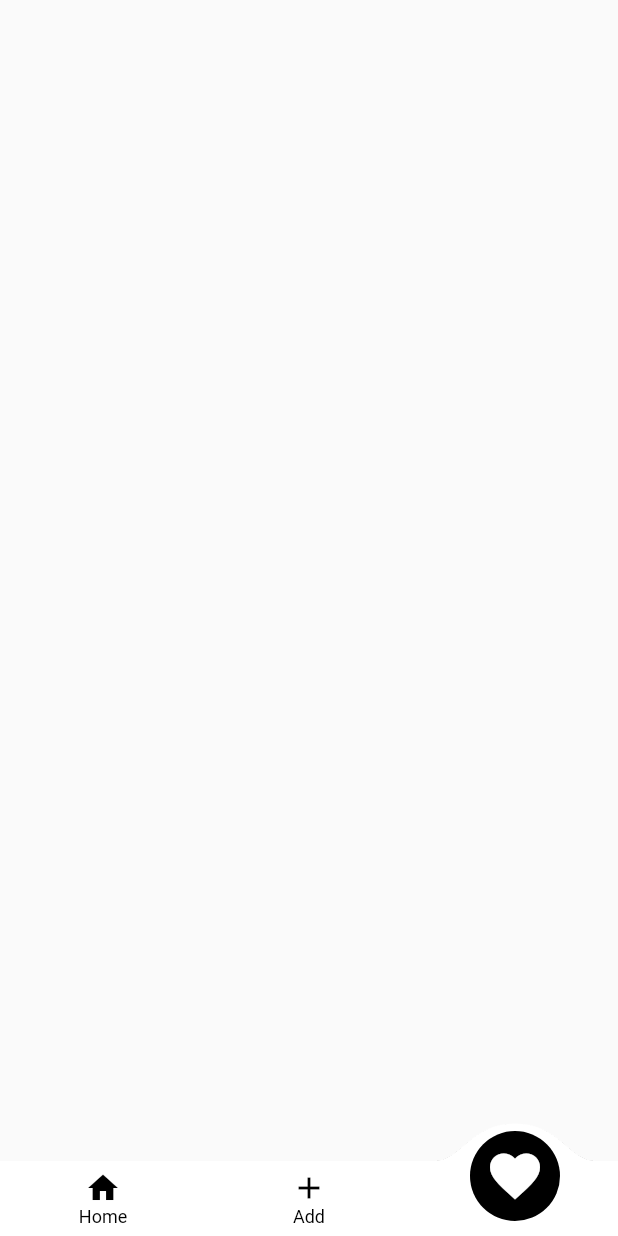
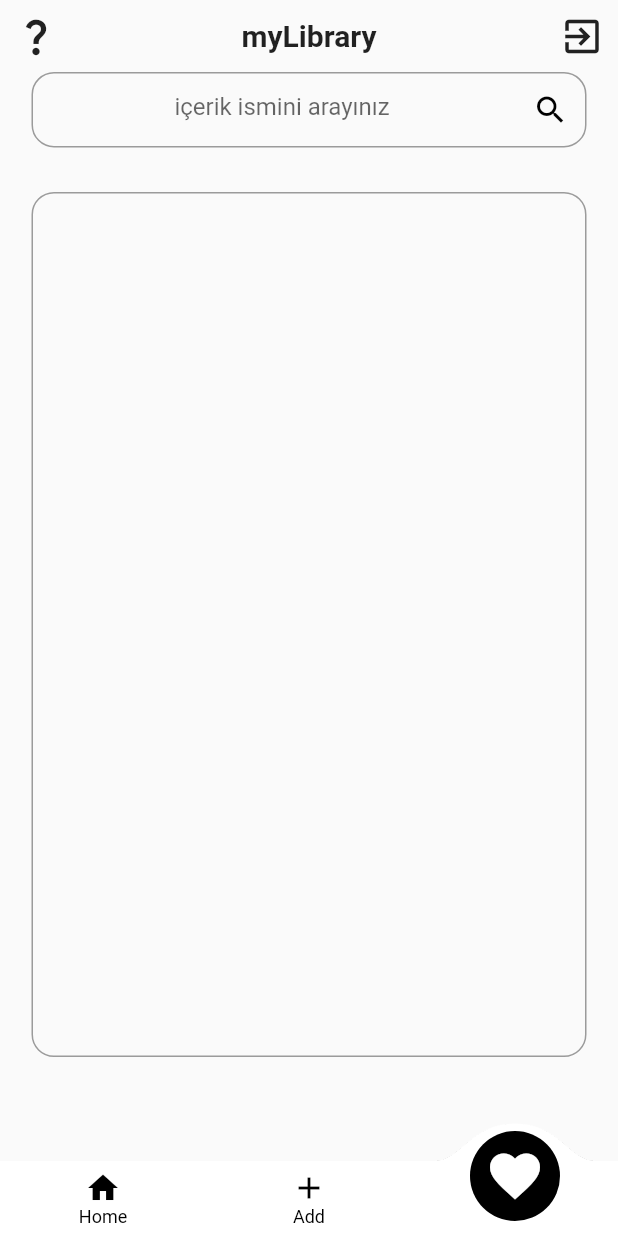
Before and after one commit to asimm9/mylibrary, a Flutter app: the screen it shows after launch, item 3 of the bottom bar chosen, on a phone screen of 412 x 824 dp. Run offline on Flutter 3.47's test engine with Material 2 defaults, Android fonts, the phone set to English and light mode, and no system bars; drawn by our look-alikes of convex_bottom_bar.

Commit message:
arayüz
arayüz kabaca bitti gerekli yenilemeler logic kısmında detaylandırılacak

```diff
--- a/lib/model/card_model.dart
+++ b/lib/model/card_model.dart
@@ -1,6 +1,4 @@
 // ignore_for_file: constant_identifier_names
-
-enum ItemType { SERIES, FILM, BOOK }
 
 class CardModel {
   String itemName;
@@ -9,8 +7,10 @@ class CardModel {
   int itemRate;
   bool isFavorite;
   DateTime createTime;
+  String itemType;
 
   CardModel({
+    required this.itemType,
     required this.itemName,
     required this.createTime,
     required this.isFavorite,
--- a/lib/pages/control_page.dart
+++ b/lib/pages/control_page.dart
@@ -19,6 +19,7 @@ class _HomePageState extends State<ControlPage> {
   @override
   Widget build(BuildContext context) {
     return Scaffold(
+        resizeToAvoidBottomInset: false,
         bottomNavigationBar: ConvexAppBar(
           backgroundColor: Colors.white,
           elevation: 0,
--- a/lib/pages/favorites_page.dart
+++ b/lib/pages/favorites_page.dart
@@ -1,10 +1,55 @@
 import 'package:flutter/material.dart';
 
 class FavoritesPage extends StatelessWidget {
-  const FavoritesPage({super.key});
+  final TextEditingController searchController = TextEditingController();
+  FavoritesPage({super.key});
 
   @override
   Widget build(BuildContext context) {
-    return Container();
+    double height = MediaQuery.of(context).size.height;
+    return Container(
+      child: Column(
+        children: [
+          Row(
+            mainAxisAlignment: MainAxisAlignment.spaceBetween,
+            children: [
+              IconButton(
+                onPressed: () {},
+                icon: const Icon(Icons.question_mark, size: 30),
+              ),
+              const Text('myLibrary',
+                  style: TextStyle(fontSize: 20, fontWeight: FontWeight.w600)),
+              IconButton(
+                onPressed: () {},
+                icon: const Icon(Icons.exit_to_app, size: 30),
+              )
+            ],
+          ),
+          Container(
+            margin: const EdgeInsets.fromLTRB(21, 0, 21, 0),
+            height: height * 0.061,
+            child: TextField(
+              textAlign: TextAlign.center,
+              controller: searchController,
+              decoration: InputDecoration(
+                  hintText: 'içerik ismini arayınız',
+                  suffixIconColor: Colors.black,
+                  suffixIcon: const Icon(Icons.search),
+                  border: OutlineInputBorder(
+                      borderRadius: BorderRadius.circular(15))),
+            ),
+          ),
+          Padding(padding: EdgeInsets.all(height * 0.018)),
+          Container(
+            margin: EdgeInsets.fromLTRB(21, 0, 21, 0),
+            height: height * 0.70,
+            decoration: BoxDecoration(
+              borderRadius: BorderRadius.circular(15),
+              border: Border.all(color: Colors.black38),
+            ),
+          )
+        ],
+      ),
+    );
   }
 }
```
Also changed, not shown: lib/widgets/add_form.dart (+35 -8 lines).
